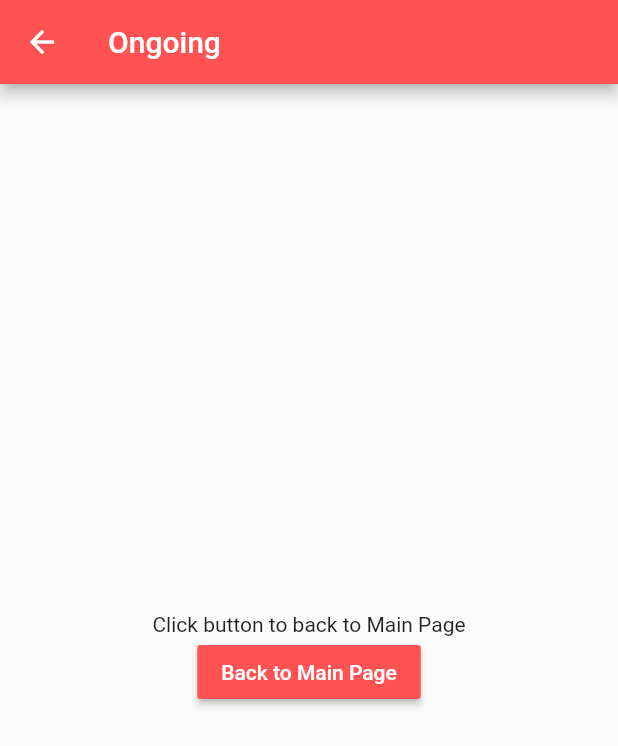
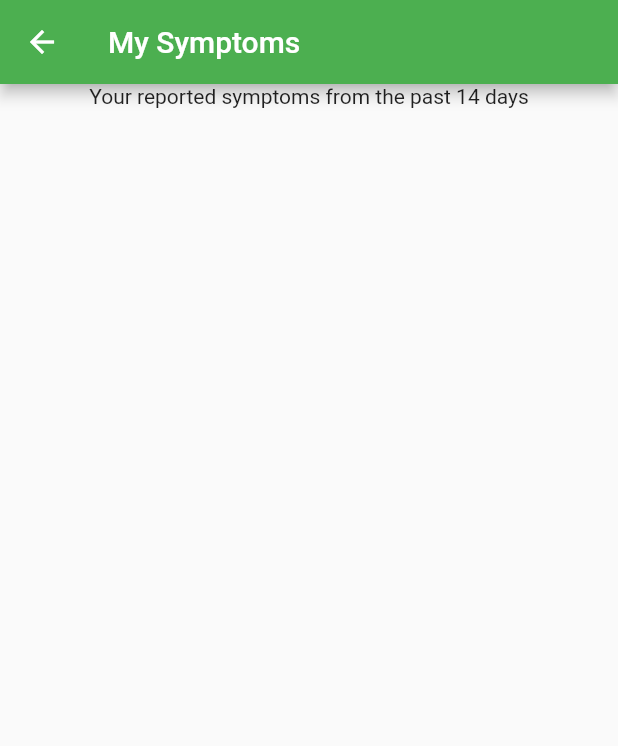
Before and after one commit to JeremyKwok/cs4261a1, a Flutter app: the SubPage screen opened directly, on a phone screen of 412 x 824 dp. Shown: the top 746 px of the screen. Run offline on Flutter 3.47's test engine with Material 2 defaults, Android fonts, the phone set to English and light mode, and no system bars; our stand-ins replace cloud_firestore, firebase_auth; accounts and stored records are empty.

Commit message:
UI Update, cosmetic map added

```diff
--- a/lib/pages/home_page.dart
+++ b/lib/pages/home_page.dart
@@ -153,6 +153,8 @@ class _HomePageState extends State<HomePage> {
         body:
           new TabBarView(
             children: <Widget>[
+              new Image.asset('assets/coronavirus_us.png'),
+
               new Text(
               " Ongoing",
                 style: new TextStyle(fontSize:30.0,
@@ -168,14 +170,7 @@ class _HomePageState extends State<HomePage> {
                 fontWeight: FontWeight.w200,
                 fontFamily: "Roboto"),
               ),
-              new RaisedButton(
-                textColor: Colors.white,
-                color: const Color(0xFF000000),
-                child: Text('Go to SubPage'),
-                onPressed: () {
-                  navigateToSubPage(context);
-                },
-              )
+
             ]
 
           ),
@@ -185,11 +180,11 @@ class _HomePageState extends State<HomePage> {
           items: [
             new BottomNavigationBarItem(
               icon: const Icon(Icons.access_time),
-              title: new Text('Ongoing'),
+              title: new Text('My Symptoms'),
             ),
 
             new BottomNavigationBarItem(
-              icon: const Icon(Icons.add_circle),
+              icon: const Icon(Icons.list),
               title: new Text('Symptom Tracker'),
             )
           ],
@@ -219,22 +214,16 @@ class SubPage extends StatelessWidget {
   Widget build(BuildContext context) {
     return Scaffold(
       appBar: AppBar(
-        title: Text('Ongoing'),
-        backgroundColor: Colors.redAccent,
+        title: Text('My Symptoms'),
+        backgroundColor: Colors.green,
       ),
       body: Center(
         child: Column(
-          mainAxisAlignment: MainAxisAlignment.center,
+          mainAxisAlignment: MainAxisAlignment.start,
           children: <Widget>[
-            Text('Click button to back to Main Page'),
-            RaisedButton(
-              textColor: Colors.white,
-              color: Colors.redAccent,
-              child: Text('Back to Main Page'),
-              onPressed: () {
-                // TODO
-                },
-            )
+            Text('Your reported symptoms from the past 14 days'),
+
+
           ],
         ),
       ),
--- a/pubspec.yaml
+++ b/pubspec.yaml
@@ -45,6 +45,7 @@ flutter:
   # To add assets to your application, add an assets section, like this:
   assets:
     - assets/flutter-icon.png
+    - assets/coronavirus_us.png
   #  - images/a_dot_ham.jpeg
 
   # An image asset can refer to one or more resolution-specific "variants", see
```
Also changed, not shown: assets/coronavirus_us.png (added).
